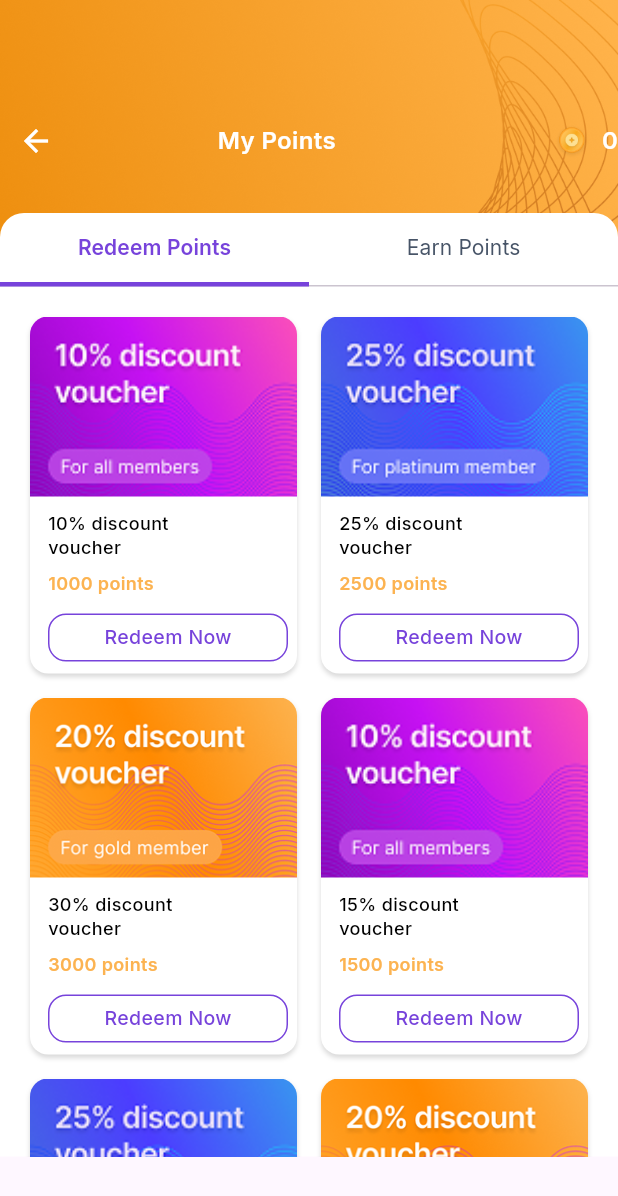
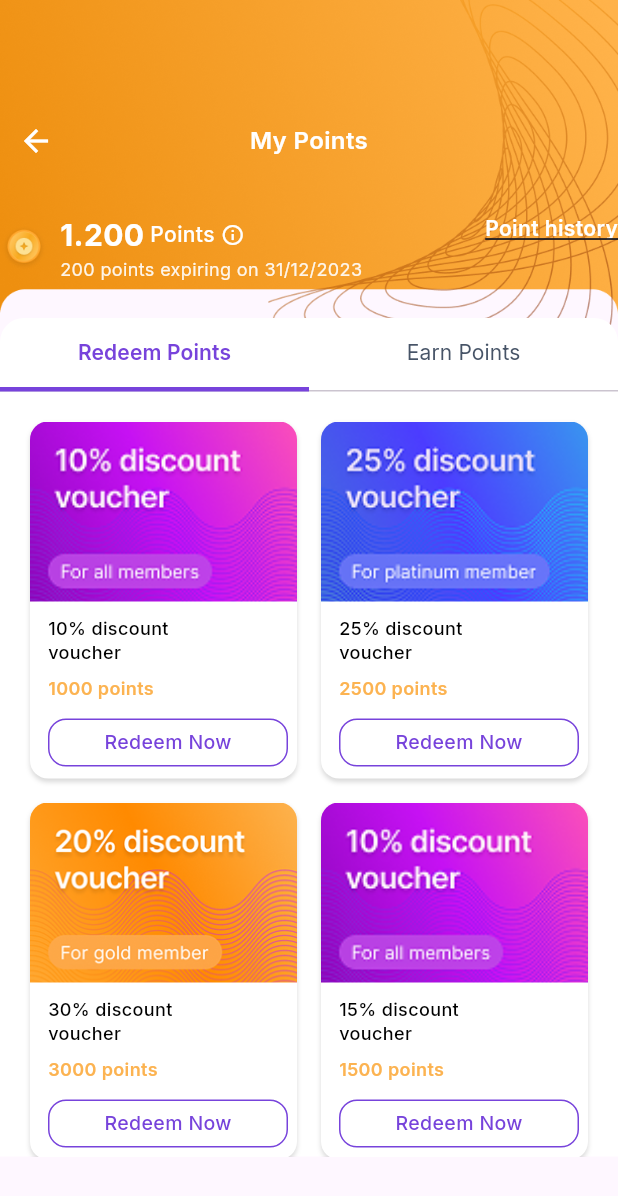
Before and after one commit to luthfan1234/mobile_loyality_app, a Flutter app: the PointScreen screen opened directly, on a phone screen of 412 x 824 dp. Shown: the top 1196 px of the screen. Run offline on Flutter 3.47's test engine with Material 3 defaults, Android fonts, the phone set to English and light mode, and no system bars; drawn by our look-alikes of flutter_animate; our stand-ins replace google_fonts.

Commit message:
Refactor app bar layout in PointScreen to enhance UI and add points information

```diff
--- a/lib/screen/point_screen.dart
+++ b/lib/screen/point_screen.dart
@@ -111,13 +111,18 @@ class _PointScreenState extends State<PointScreen>
   }
 
   Widget _buildAppBar(BuildContext context) {
-    return Row(
+    return Column(
+      crossAxisAlignment: CrossAxisAlignment.start,
+      children: [
+        // Row 1: AppBar
+        Row(
+          mainAxisAlignment: MainAxisAlignment.spaceBetween,
           children: [
             IconButton(
               icon: const Icon(Icons.arrow_back),
               iconSize: 24,
               color: Colors.white,
-          onPressed: () => Navigator.pop(context), // Fixed navigation
+              onPressed: () => Navigator.pop(context),
             ),
             Expanded(
               child: Text(
@@ -131,18 +136,84 @@ class _PointScreenState extends State<PointScreen>
                 textAlign: TextAlign.center,
               ),
             ),
-        const SizedBox(width: 48),
-        Image.asset('assets/icons/point.png', width: 24, height: 24),
+            const SizedBox(width: 48), // supaya kiri & kanan balance
+          ],
+        ),
+
+        const SizedBox(height: 24),
+
+        // Row 2: Points + Link
+        Row(
+          mainAxisAlignment: MainAxisAlignment.spaceBetween,
+          crossAxisAlignment: CrossAxisAlignment.start,
+          children: [
+            // Left: Icon + "1.200 Points"
+            Row(
+              children: [
+                Image.asset('assets/icons/point.png', width: 32, height: 32),
                 const SizedBox(width: 8),
+                Column(
+                  crossAxisAlignment: CrossAxisAlignment.start,
+                  children: [
+                    Row(
+                      crossAxisAlignment: CrossAxisAlignment.center,
+                      children: [
                         Text(
-          '0',
+                          '1.200',
                           style: GoogleFonts.inter(
-            fontSize: 16,
+                            fontSize: 20,
+                            fontWeight: FontWeight.bold,
+                            color: Colors.white,
+                          ),
+                        ),
+                        const SizedBox(width: 4),
+                        Text(
+                          'Points',
+                          style: GoogleFonts.inter(
+                            fontSize: 14,
+                            fontWeight: FontWeight.w500,
+                            color: Colors.white,
+                          ),
+                        ),
+                        const SizedBox(width: 4),
+                        const Icon(
+                          Icons.info_outline,
+                          size: 16,
+                          color: Colors.white,
+                        ),
+                      ],
+                    ),
+
+                    // Row 3: Expiring text
+                    Text(
+                      '200 points expiring on 31/12/2023',
+                      style: GoogleFonts.inter(
+                        fontSize: 12,
+                        fontWeight: FontWeight.w400,
+                        color: Colors.white.withOpacity(0.9),
+                      ),
+                    ),
+                  ],
+                ),
+              ],
+            ),
+
+            // Right: Link
+            GestureDetector(
+              onTap: () {
+                // TODO: Navigate to history page
+              },
+              child: Text(
+                'Point history',
+                style: GoogleFonts.inter(
+                  fontSize: 14,
                   fontWeight: FontWeight.w600,
                   color: Colors.white,
-            decoration: TextDecoration.none,
+                  decoration: TextDecoration.underline,
                 ),
-          textAlign: TextAlign.center,
+              ),
+            ),
+          ],
         ),
       ],
     );
```
Lines whose indentation alone changed are shown as unchanged.
